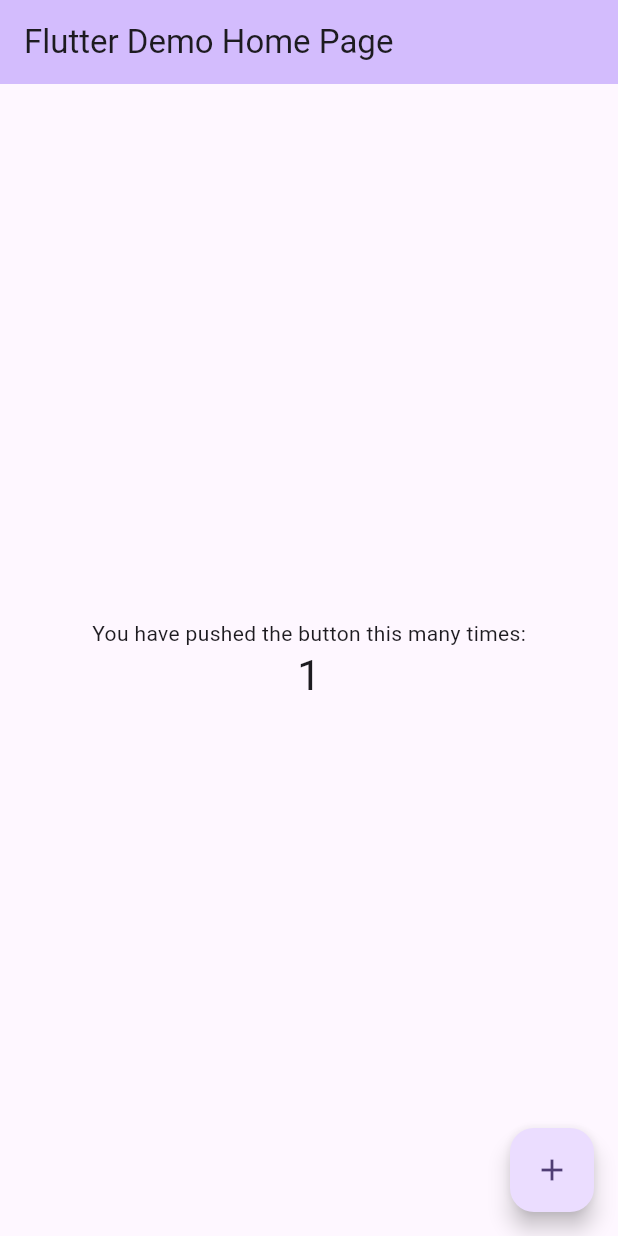
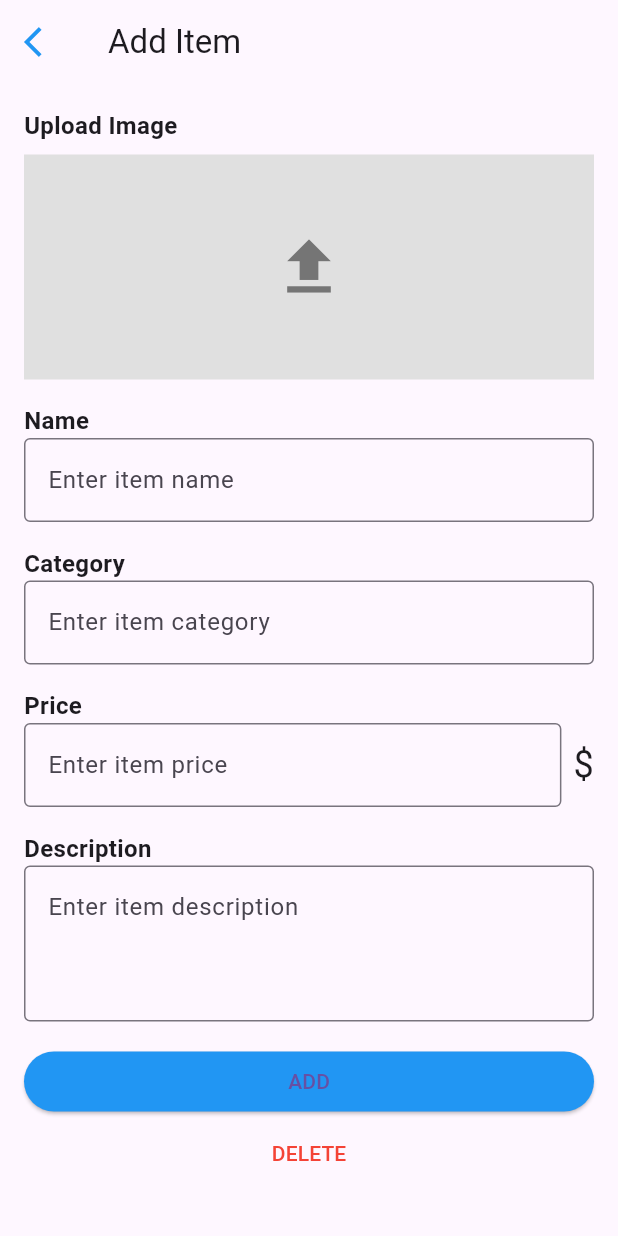
Before and after one commit to IbnuEyni/2024-internship-mobile-tasks, a Flutter app: the screen it shows after launch, after a tap on the "add" icon, on a phone screen of 412 x 824 dp. Run offline on Flutter 3.47's test engine with Material 3 defaults, Android fonts, the phone set to English and light mode, and no system bars; our stand-ins replace image_picker.

Commit message:
"I am in may way to finish the app"

```diff
--- /dev/null
+++ b/mobile/amir_ahmedin/task_6/lib/add_item_page.dart
@@ -0,0 +1,219 @@
+import 'dart:io';
+
+import 'package:flutter/material.dart';
+import 'package:image_picker/image_picker.dart';
+
+class AddItemPage extends StatefulWidget {
+  @override
+  _AddItemPageState createState() => _AddItemPageState();
+}
+
+class _AddItemPageState extends State<AddItemPage> {
+  final _nameController = TextEditingController();
+  final _categoryController = TextEditingController();
+  final _priceController = TextEditingController();
+  final _descriptionController = TextEditingController();
+  final _ratingController = TextEditingController();
+  File? _imageFile; // To store the selected image file
+
+  Future<void> _pickImage() async {
+    final ImagePicker _picker = ImagePicker();
+    final pickedFile = await _picker.pickImage(source: ImageSource.gallery);
+    if (pickedFile != null) {
+      setState(() {
+        _imageFile = File(pickedFile.path);
+      });
+    }
+  }
+
+  @override
+  Widget build(BuildContext context) {
+    return Scaffold(
+      appBar: AppBar(
+        title: Text('Add Item'),
+        leading: IconButton(
+          icon: Icon(Icons.arrow_back_ios),
+          color: Colors.blue,
+          onPressed: () {
+            Navigator.pop(context);
+          },
+        ),
+      ),
+      body: Padding(
+        padding: const EdgeInsets.all(16.0),
+        child: ListView(
+          // crossAxisAlignment: CrossAxisAlignment.start,
+          children: [
+            Text(
+              'Upload Image',
+              style: TextStyle(fontSize: 16, fontWeight: FontWeight.bold),
+            ),
+            SizedBox(height: 8.0),
+            GestureDetector(
+              onTap: _pickImage,
+              child: Container(
+                width: double.infinity,
+                height: 150,
+                color: Colors.grey[300],
+                child: _imageFile == null
+                    ? Center(
+                        child: Icon(Icons.upload,
+                            size: 50, color: Colors.grey[600]),
+                      )
+                    : Image.file(
+                        _imageFile!,
+                        fit: BoxFit.cover,
+                      ),
+              ),
+            ),
+            SizedBox(height: 16.0),
+            Text(
+              'Name',
+              style: TextStyle(fontSize: 16, fontWeight: FontWeight.bold),
+            ),
+            TextField(
+              controller: _nameController,
+              decoration: InputDecoration(
+                border: OutlineInputBorder(),
+                hintText: 'Enter item name',
+              ),
+            ),
+            SizedBox(height: 16.0),
+            Text(
+              'Category',
+              style: TextStyle(fontSize: 16, fontWeight: FontWeight.bold),
+            ),
+            TextField(
+              // controller: _categoryController,
+              decoration: InputDecoration(
+                border: OutlineInputBorder(),
+                hintText: 'Enter item category',
+              ),
+            ),
+            SizedBox(height: 16.0),
+            Text(
+              'Price',
+              style: TextStyle(fontSize: 16, fontWeight: FontWeight.bold),
+            ),
+            Row(
+              children: [
+                Expanded(
+                  child: TextField(
+                    controller: _priceController,
+                    keyboardType: TextInputType.number,
+                    decoration: InputDecoration(
+                      border: OutlineInputBorder(),
+                      hintText: 'Enter item price',
+                    ),
+                  ),
+                ),
+                SizedBox(width: 8.0),
+                Text(
+                  '\$',
+                  style: TextStyle(fontSize: 24),
+                ),
+              ],
+            ),
+            SizedBox(height: 16.0),
+            Text(
+              'Description',
+              style: TextStyle(fontSize: 16, fontWeight: FontWeight.bold),
+            ),
+            TextField(
+              controller: _descriptionController,
+              maxLines: 3,
+              decoration: InputDecoration(
+                border: OutlineInputBorder(),
+                hintText: 'Enter item description',
+              ),
+            ),
+            SizedBox(height: 16.0),
+            Spacer(),
+            ElevatedButton(
+              onPressed: () {
+                // Handle ADD action
+                final newItem = Item(
+                  imageUrl: _imageFile?.path ?? '',
+                  name: _nameController.text,
+                  price: double.tryParse(_priceController.text) ?? 0.0,
+                  description: _descriptionController.text,
+                  rating: double.tryParse(_ratingController.text) ?? 0.0,
+                );
+                // Add newItem to your list or database
+                Navigator.pop(context, newItem);
+              },
+              child: Text('ADD'),
+              style: ElevatedButton.styleFrom(
+                backgroundColor: Colors.blue,
+              ),
+            ),
+            SizedBox(width: 16.0),
+            TextButton(
+              onPressed: () {
+                // Handle DELETE action
+              },
+              child: Text('DELETE'),
+              style: TextButton.styleFrom(
+                foregroundColor: Colors.red,
+              ),
+            ),
+          ],
+        ),
+      ),
+    );
+  }
+}
+
+class Item {
+  final String imageUrl;
+  final String name;
+  final double price;
+  final String description;
+  final double rating;
+
+  Item({
+    required this.imageUrl,
+    required this.name,
+    required this.price,
+    required this.description,
+    required this.rating,
+  });
+}
+
+final List<Item> items = [
+  Item(
+    imageUrl: 'images/leather.jpeg',
+    name: 'Derby Leather Shoes',
+    price: 120,
+    description: 'Men’s shoe',
+    rating: 4.0,
+  ),
+  Item(
+    imageUrl: 'images/leather.jpeg',
+    name: 'Derby Leather Shoes',
+    price: 120,
+    description: 'Men’s shoe',
+    rating: 4.0,
+  ),
+  Item(
+    imageUrl: 'images/leather.jpeg',
+    name: 'Derby Leather Shoes',
+    price: 120,
+    description: 'Men’s shoe',
+    rating: 4.0,
+  ),
+  Item(
+    imageUrl: 'images/leather.jpeg',
+    name: 'Derby Leather Shoes',
+    price: 120,
+    description: 'Men’s shoe',
+    rating: 4.0,
+  ),
+  Item(
+    imageUrl: 'images/leather.jpeg',
+    name: 'Derby Leather Shoes',
+    price: 120,
+    description: 'Men’s shoe',
+    rating: 4.0,
+  ),
+];
--- a/mobile/amir_ahmedin/task_6/lib/main.dart
+++ b/mobile/amir_ahmedin/task_6/lib/main.dart
@@ -1,4 +1,7 @@
 import 'package:flutter/material.dart';
+import 'package:flutter/widgets.dart';
+import 'package:task_6/add_item_page.dart';
+import 'package:task_6/detail_page.dart';
 
 void main() {
   runApp(const MyApp());
@@ -7,119 +10,139 @@ void main() {
 class MyApp extends StatelessWidget {
   const MyApp({super.key});
 
-  // This widget is the root of your application.
   @override
   Widget build(BuildContext context) {
     return MaterialApp(
-      title: 'Flutter Demo',
-      theme: ThemeData(
-        // This is the theme of your application.
-        //
-        // TRY THIS: Try running your application with "flutter run". You'll see
-        // the application has a purple toolbar. Then, without quitting the app,
-        // try changing the seedColor in the colorScheme below to Colors.green
-        // and then invoke "hot reload" (save your changes or press the "hot
-        // reload" button in a Flutter-supported IDE, or press "r" if you used
-        // the command line to start the app).
-        //
-        // Notice that the counter didn't reset back to zero; the application
-        // state is not lost during the reload. To reset the state, use hot
-        // restart instead.
-        //
-        // This works for code too, not just values: Most code changes can be
-        // tested with just a hot reload.
-        colorScheme: ColorScheme.fromSeed(seedColor: Colors.deepPurple),
-        useMaterial3: true,
-      ),
-      home: const MyHomePage(title: 'Flutter Demo Home Page'),
+      home: HomePage(),
     );
   }
 }
 
-class MyHomePage extends StatefulWidget {
-  const MyHomePage({super.key, required this.title});
-
-  // This widget is the home page of your application. It is stateful, meaning
-  // that it has a State object (defined below) that contains fields that affect
-  // how it looks.
-
-  // This class is the configuration for the state. It holds the values (in this
-  // case the title) provided by the parent (in this case the App widget) and
-  // used by the build method of the State. Fields in a Widget subclass are
-  // always marked "final".
-
-  final String title;
-
-  @override
-  State<MyHomePage> createState() => _MyHomePageState();
-}
-
-class _MyHomePageState extends State<MyHomePage> {
-  int _counter = 0;
-
-  void _incrementCounter() {
-    setState(() {
-      // This call to setState tells the Flutter framework that something has
-      // changed in this State, which causes it to rerun the build method below
-      // so that the display can reflect the updated values. If we changed
-      // _counter without calling setState(), then the build method would not be
-      // called again, and so nothing would appear to happen.
-      _counter++;
-    });
-  }
+class HomePage extends StatelessWidget {
+  HomePage({super.key});
 
   @override
   Widget build(BuildContext context) {
-    // This method is rerun every time setState is called, for instance as done
-    // by the _incrementCounter method above.
-    //
-    // The Flutter framework has been optimized to make rerunning build methods
-    // fast, so that you can just rebuild anything that needs updating rather
-    // than having to individually change instances of widgets.
     return Scaffold(
       appBar: AppBar(
-        // TRY THIS: Try changing the color here to a specific color (to
-        // Colors.amber, perhaps?) and trigger a hot reload to see the AppBar
-        // change color while the other colors stay the same.
-        backgroundColor: Theme.of(context).colorScheme.inversePrimary,
-        // Here we take the value from the MyHomePage object that was created by
-        // the App.build method, and use it to set our appbar title.
-        title: Text(widget.title),
-      ),
-      body: Center(
-        // Center is a layout widget. It takes a single child and positions it
-        // in the middle of the parent.
-        child: Column(
-          // Column is also a layout widget. It takes a list of children and
-          // arranges them vertically. By default, it sizes itself to fit its
-          // children horizontally, and tries to be as tall as its parent.
-          //
-          // Column has various properties to control how it sizes itself and
-          // how it positions its children. Here we use mainAxisAlignment to
-          // center the children vertically; the main axis here is the vertical
-          // axis because Columns are vertical (the cross axis would be
-          // horizontal).
-          //
-          // TRY THIS: Invoke "debug painting" (choose the "Toggle Debug Paint"
-          // action in the IDE, or press "p" in the console), to see the
-          // wireframe for each widget.
-          mainAxisAlignment: MainAxisAlignment.center,
-          children: <Widget>[
+        title: Column(
+          crossAxisAlignment: CrossAxisAlignment.start,
+          children: [
             const Text(
-              'You have pushed the button this many times:',
+              'July 14, 2023',
+              style: TextStyle(fontSize: 16, color: Colors.grey),
             ),
-            Text(
-              '$_counter',
-              style: Theme.of(context).textTheme.headlineMedium,
+            RichText(
+              text: const TextSpan(
+                children: [
+                  TextSpan(
+                    text: 'Hello, ',
+                    style: TextStyle(fontSize: 16, color: Colors.grey),
+                  ),
+                  TextSpan(
+                    text: 'Yonannes',
+                    style: TextStyle(
+                      fontSize: 16,
+                      fontWeight: FontWeight.bold,
+                      color: Colors.black,
+                    ),
+                  ),
+                ],
+              ),
+            ),
+            SizedBox(height: 8.0),
+            const Row(
+              mainAxisAlignment: MainAxisAlignment.spaceBetween,
+              children: [
+                Text(
+                  'Available Products',
+                  style: TextStyle(fontSize: 20, color: Colors.black),
+                ),
+                Icon(Icons.search, color: Color.fromARGB(255, 194, 191, 191)),
+              ],
             ),
           ],
         ),
       ),
+      body: ListView.builder(
+        itemCount: items.length,
+        itemBuilder: (context, index) {
+          final item = items[index];
+          return GestureDetector(
+            onTap: () {
+              Navigator.of(context).push(
+                MaterialPageRoute(
+                  builder: (BuildContext context) {
+                    return DetailPage(
+                      item: item,
+                    );
+                  },
+                ),
+              );
+            },
+            child: Card(
+              margin: EdgeInsets.all(8.0),
+              child: Column(
+                crossAxisAlignment: CrossAxisAlignment.start,
+                children: [
+                  AspectRatio(
+                    aspectRatio: 18 / 11,
+                    child: Image.asset(
+                      item.imageUrl,
+                      width: double.infinity,
+                      height: 100,
+                      fit: BoxFit.cover,
+                    ),
+                  ),
+                  Padding(
+                    padding: const EdgeInsets.all(8.0),
+                    child: Column(
+                      crossAxisAlignment: CrossAxisAlignment.start,
+                      children: [
+                        Row(
+                          mainAxisAlignment: MainAxisAlignment.spaceBetween,
+                          children: [
+                            Text(item.name, style: TextStyle(fontSize: 18)),
+                            Text('\$${item.price}',
+                                style: TextStyle(fontSize: 16)),
+                          ],
+                        ),
+                        SizedBox(height: 4.0),
+                        Row(
+                          mainAxisAlignment: MainAxisAlignment.spaceBetween,
+                          children: [
+                            Expanded(
+                              child: Text(item.description,
+                                  style: const TextStyle(
+                                    fontSize: 14,
+                                    color: Colors.grey,
+                                  )),
+                            ),
+                            const Icon(Icons.star,
+                                color: Colors.amber, size: 16),
+                            Text('(${item.rating})',
+                                style: const TextStyle(
+                                    fontSize: 14, color: Colors.grey)),
+                          ],
+                        ),
+                      ],
+                    ),
+                  ),
+                ],
+              ),
+            ),
+          );
+        },
+      ),
       floatingActionButton: FloatingActionButton(
-        onPressed: _incrementCounter,
-        tooltip: 'Increment',
+        onPressed: () {
+          Navigator.push(
+            context,
+            MaterialPageRoute(builder: (context) => AddItemPage()),
+          );
+        },
         child: const Icon(Icons.add),
-      ), // This trailing comma makes auto-formatting nicer for build methods.
+      ),
     );
   }
 }
```
Also changed, not shown: mobile/amir_ahmedin/task_6/lib/detail_page.dart (added, +202 -0 lines), mobile/amir_ahmedin/task_6/pubspec.yaml (+4 -3 lines), mobile/amir_ahmedin/task_6/images/leather.jpeg (added), mobile/amir_ahmedin/task_6/pubspec.lock, 5 other files.
